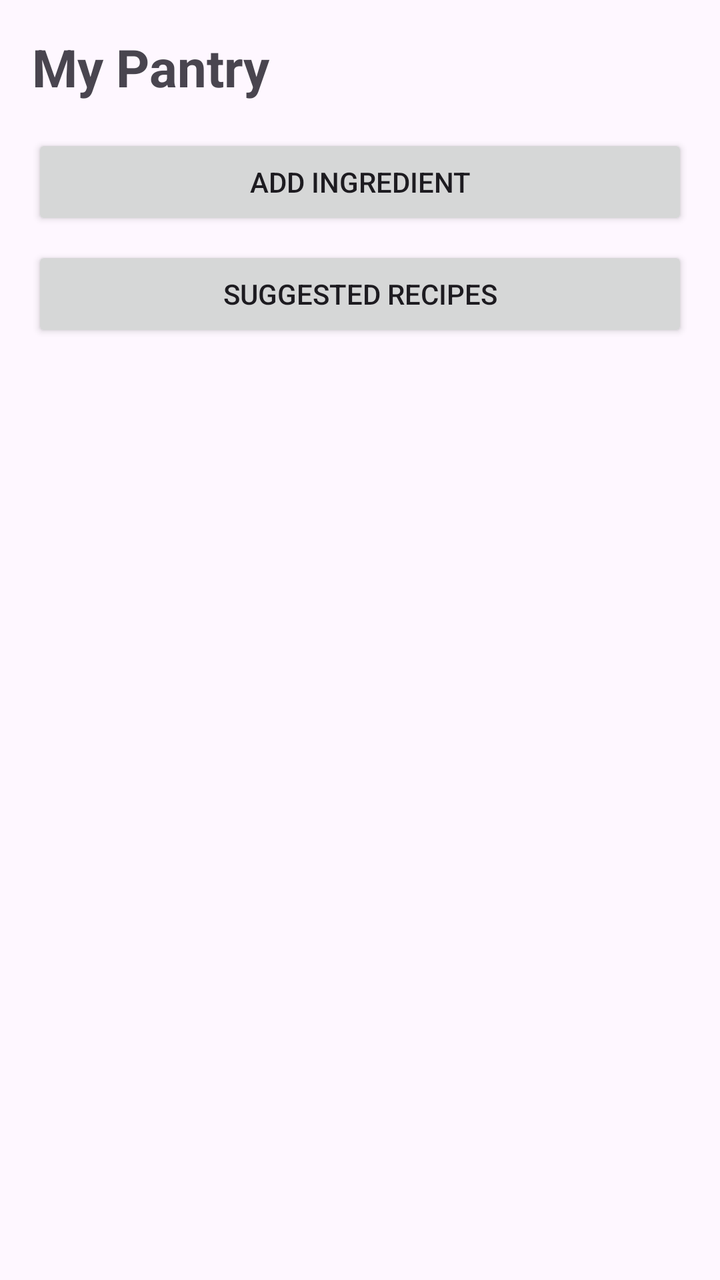
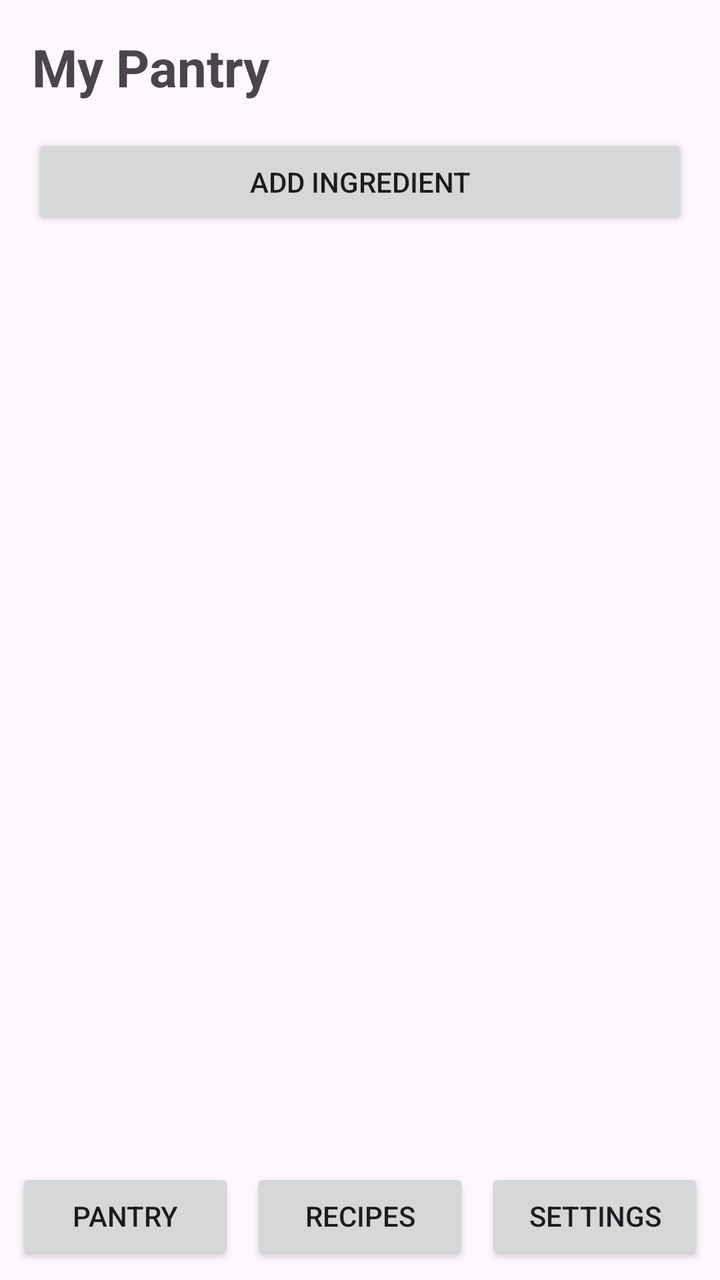

An Android layout rendered at two revisions. The XML below is the earlier revision; the diff shows what the commit changed to produce the second picture.
<!-- AndroidManifest.xml: application theme Theme.SmartPantryManager -->
<!-- res/layout/activity_main.xml -->
<?xml version="1.0" encoding="utf-8"?>
<LinearLayout xmlns:android="http://schemas.android.com/apk/res/android"
    xmlns:tools="http://schemas.android.com/tools"
    android:id="@+id/main"
    android:layout_width="match_parent"
    android:layout_height="match_parent"
    android:orientation="vertical"
    tools:context=".MainActivity">

    
    <TextView
        android:id="@+id/tvTitle"
        android:layout_width="match_parent"
        android:layout_height="wrap_content"
        android:layout_margin="16dp"
        android:text="My Pantry"
        android:textSize="26sp"
        android:textStyle="bold" />

    
    <Button
        android:id="@+id/btnAddIngredient"
        android:layout_width="match_parent"
        android:layout_height="wrap_content"
        android:layout_marginStart="16dp"
        android:layout_marginEnd="16dp"
        android:text="Add Ingredient" />

    
    <Button
        android:id="@+id/btnSuggestedRecipes"
        android:layout_width="match_parent"
        android:layout_height="wrap_content"
        android:layout_marginStart="16dp"
        android:layout_marginTop="8dp"
        android:layout_marginEnd="16dp"
        android:text="Suggested Recipes" />

    
    <TextView
        android:id="@+id/tvEmptyMessage"
        android:layout_width="match_parent"
        android:layout_height="wrap_content"
        android:layout_margin="24dp"
        android:gravity="center"
        android:text="Your pantry is empty. Tap Add Ingredient to start."
        android:textSize="16sp"
        android:visibility="gone" />

    
    <androidx.recyclerview.widget.RecyclerView
        android:id="@+id/rvPantry"
        android:layout_width="match_parent"
        android:layout_height="0dp"
        android:layout_marginStart="16dp"
        android:layout_marginTop="12dp"
        android:layout_marginEnd="16dp"
        android:layout_weight="1" />

</LinearLayout>
<!-- resources referenced by this layout -->
<resources>
  <style name="Theme.SmartPantryManager" parent="Base.Theme.SmartPantryManager" />
  <style name="Base.Theme.SmartPantryManager" parent="Theme.Material3.DayNight.NoActionBar">
          
          
      </style>
</resources>

<!-- the commit's change to res/layout/activity_main.xml (unified diff, before → after) -->
@@ -27,16 +27,6 @@
         android:text="Add Ingredient" />
 
     
-    <Button
-        android:id="@+id/btnSuggestedRecipes"
-        android:layout_width="match_parent"
-        android:layout_height="wrap_content"
-        android:layout_marginStart="16dp"
-        android:layout_marginTop="8dp"
-        android:layout_marginEnd="16dp"
-        android:text="Suggested Recipes" />
-
-    
     <TextView
         android:id="@+id/tvEmptyMessage"
         android:layout_width="match_parent"
@@ -57,4 +47,44 @@
         android:layout_marginEnd="16dp"
         android:layout_weight="1" />
 
+    
+    <include layout="@layout/nav_bar" />
+
 </LinearLayout>
+<!-- res/layout/nav_bar.xml (included above) -->
+<?xml version="1.0" encoding="utf-8"?>
+<LinearLayout xmlns:android="http://schemas.android.com/apk/res/android"
+    android:layout_width="match_parent"
+    android:layout_height="wrap_content"
+    android:orientation="horizontal"
+    android:padding="8dp">
+
+    
+    <Button
+        android:id="@+id/btnNavPantry"
+        android:layout_width="0dp"
+        android:layout_height="wrap_content"
+        android:layout_marginEnd="4dp"
+        android:layout_weight="1"
+        android:text="Pantry" />
+
+    
+    <Button
+        android:id="@+id/btnNavRecipes"
+        android:layout_width="0dp"
+        android:layout_height="wrap_content"
+        android:layout_marginStart="4dp"
+        android:layout_marginEnd="4dp"
+        android:layout_weight="1"
+        android:text="Recipes" />
+
+    
+    <Button
+        android:id="@+id/btnNavSettings"
+        android:layout_width="0dp"
+        android:layout_height="wrap_content"
+        android:layout_marginStart="4dp"
+        android:layout_weight="1"
+        android:text="Settings" />
+
+</LinearLayout>
